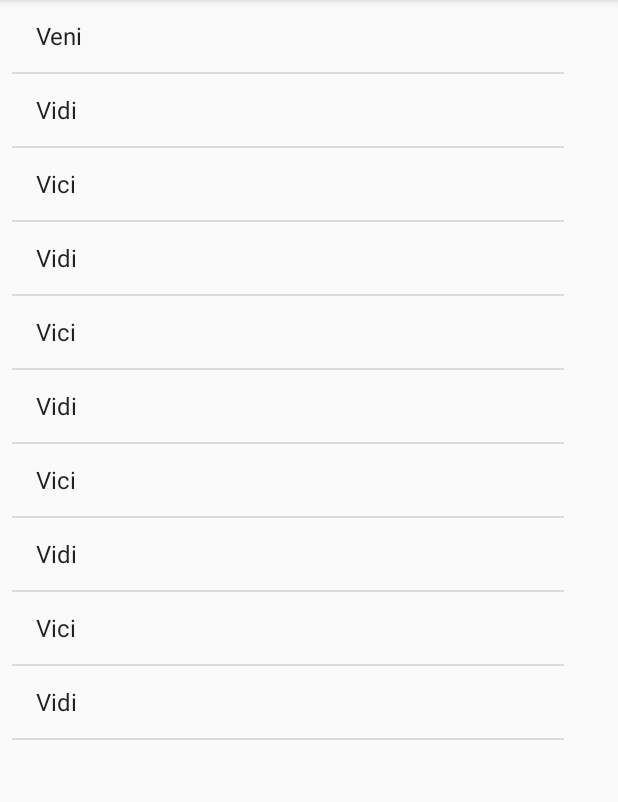
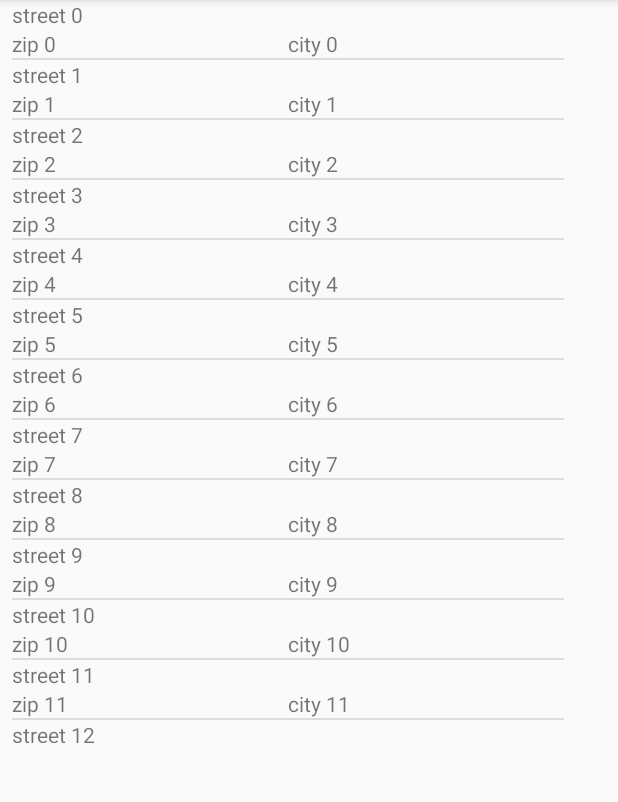
Before and after one commit to Raphael-Libot/PlaceSearcher, an Android app: the screen it shows after launch (MainActivity), on a phone screen of 412 x 824 dp, the part 84-886 px from its top. Run offline under Robolectric (Android 15) with nearby library versions, the phone set to English and light mode, and no system bars; our stand-ins replace ButterKnife.

Commit message:
liste Place

```diff
--- a/app/src/main/java/org/miage/placesearcher/MainActivity.java
+++ b/app/src/main/java/org/miage/placesearcher/MainActivity.java
@@ -7,6 +7,9 @@ import android.widget.ArrayAdapter;
 import android.widget.ListView;
 import android.widget.RatingBar;
 import android.widget.TextView;
+
+import java.util.ArrayList;
+import java.util.List;
 
 import butterknife.BindView;
 import butterknife.ButterKnife;
@@ -27,8 +30,11 @@ public class MainActivity extends AppCompatActivity {
     }
 
     private void createList(){
-        String[] listItems = new String[]{"Veni","Vidi","Vici","Vidi","Vici","Vidi","Vici","Vidi","Vici","Vidi","Vici","Vidi","Vici","Vidi","Vici","Vidi","Vici","Vidi","Vici","Vidi","Vici","Vidi","Vici","Vidi","Vici","Vidi","Vici","Vidi","Vici","Vidi","Vici","Vidi","Vici"};
-        ArrayAdapter adapter = new ArrayAdapter(this, android.R.layout.simple_list_item_1, listItems);
+        List<Place> listItems = new ArrayList<Place>();
+        for(int i = 0; i < 50; i++){
+            listItems.add(new Place( "street " + i, "zip " + i, "city " + i ));
+        }
+        ArrayAdapter adapter = new PlaceAdapter(this, listItems);
         itemsView.setAdapter(adapter);
     }
 
--- /dev/null
+++ b/app/src/main/java/org/miage/placesearcher/Place.java
@@ -0,0 +1,68 @@
+package org.miage.placesearcher;
+
+/**
+ * Created by rapha on 08/01/2018.
+ */
+
+public class Place {
+
+    private double latitude;
+    private double longitude;
+    private String street;
+    private String zipCode;
+    private String city;
+
+    public Place(double latitude, double longitude, String street, String zipCode, String city) {
+        this.latitude = latitude;
+        this.longitude = longitude;
+        this.street = street;
+        this.zipCode = zipCode;
+        this.city = city;
+    }
+
+    public Place(String street, String zipCode, String city) {
+        this.street = street;
+        this.zipCode = zipCode;
+        this.city = city;
+    }
+
+    public double getLatitude() {
+        return latitude;
+    }
+
+    public void setLatitude(double latitude) {
+        this.latitude = latitude;
+    }
+
+    public double getLongitude() {
+        return longitude;
+    }
+
+    public void setLongitude(double longitude) {
+        this.longitude = longitude;
+    }
+
+    public String getStreet() {
+        return street;
+    }
+
+    public void setStreet(String street) {
+        this.street = street;
+    }
+
+    public String getZipCode() {
+        return zipCode;
+    }
+
+    public void setZipCode(String zipCode) {
+        this.zipCode = zipCode;
+    }
+
+    public String getCity() {
+        return city;
+    }
+
+    public void setCity(String city) {
+        this.city = city;
+    }
+}
--- /dev/null
+++ b/app/src/main/java/org/miage/placesearcher/PlaceAdapter.java
@@ -0,0 +1,47 @@
+package org.miage.placesearcher;
+
+import android.content.Context;
+import android.view.LayoutInflater;
+import android.view.View;
+import android.view.ViewGroup;
+import android.widget.ArrayAdapter;
+import android.widget.TextView;
+
+import java.util.List;
+
+import butterknife.BindView;
+import butterknife.ButterKnife;
+
+/**
+ * Created by rapha on 08/01/2018.
+ */
+
+public class PlaceAdapter extends ArrayAdapter<Place> {
+
+    @BindView(R.id.textViewZipCode)
+    TextView zipCode;
+
+    @BindView(R.id.textViewStreet)
+    TextView street;
+
+    @BindView(R.id.textViewCity)
+    TextView city;
+
+    public PlaceAdapter(Context context, List<Place> places) {
+        super(context, -1, places);
+    }
+
+    @Override
+    public View getView(int position, View convertView, ViewGroup parent) {
+        View actualView = convertView;
+        if (convertView == null) {
+            LayoutInflater inflater = (LayoutInflater) getContext().getSystemService(Context.LAYOUT_INFLATER_SERVICE);
+            actualView = inflater.inflate(R.layout.layout_listitems, parent, false);
+        }
+        ButterKnife.bind(this, actualView);
+        zipCode.setText(getItem(position).getZipCode());
+        street.setText(getItem(position).getStreet());
+        city.setText(getItem(position).getCity());
+        return actualView;
+    }
+}
--- /dev/null
+++ b/app/src/main/res/layout/layout_listitems.xml
@@ -0,0 +1,50 @@
+<?xml version="1.0" encoding="utf-8"?>
+<LinearLayout xmlns:android="http://schemas.android.com/apk/res/android"
+    android:orientation="horizontal" android:layout_width="match_parent"
+    android:layout_height="match_parent">
+
+    <LinearLayout
+        android:layout_width="match_parent"
+        android:layout_height="match_parent"
+        android:layout_weight="1"
+        android:orientation="vertical">
+
+        <TextView
+            android:id="@+id/textViewStreet"
+            android:layout_width="wrap_content"
+            android:layout_height="wrap_content"
+            android:layout_weight="1"
+            android:text="TextView" />
+
+        <TextView
+            android:id="@+id/textViewZipCode"
+            android:layout_width="wrap_content"
+            android:layout_height="wrap_content"
+            android:layout_weight="1"
+            android:text="TextView" />
+
+    </LinearLayout>
+
+    <LinearLayout
+        android:layout_width="match_parent"
+        android:layout_height="match_parent"
+        android:layout_weight="1"
+        android:orientation="vertical">
+
+        <TextView
+            android:id="@+id/textViewEmpty"
+            android:layout_width="wrap_content"
+            android:layout_height="wrap_content"
+            android:layout_weight="1"
+            android:text="" />
+
+        <TextView
+            android:id="@+id/textViewCity"
+            android:layout_width="wrap_content"
+            android:layout_height="wrap_content"
+            android:layout_weight="1"
+            android:text="TextView" />
+
+    </LinearLayout>
+
+</LinearLayout>
```
